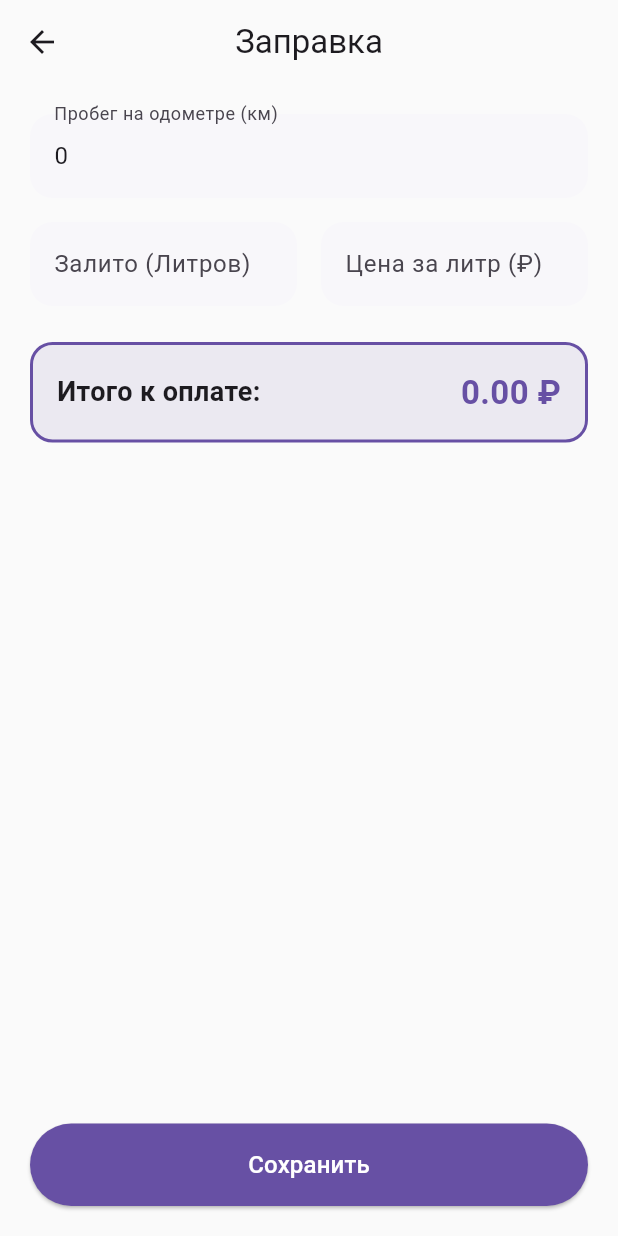
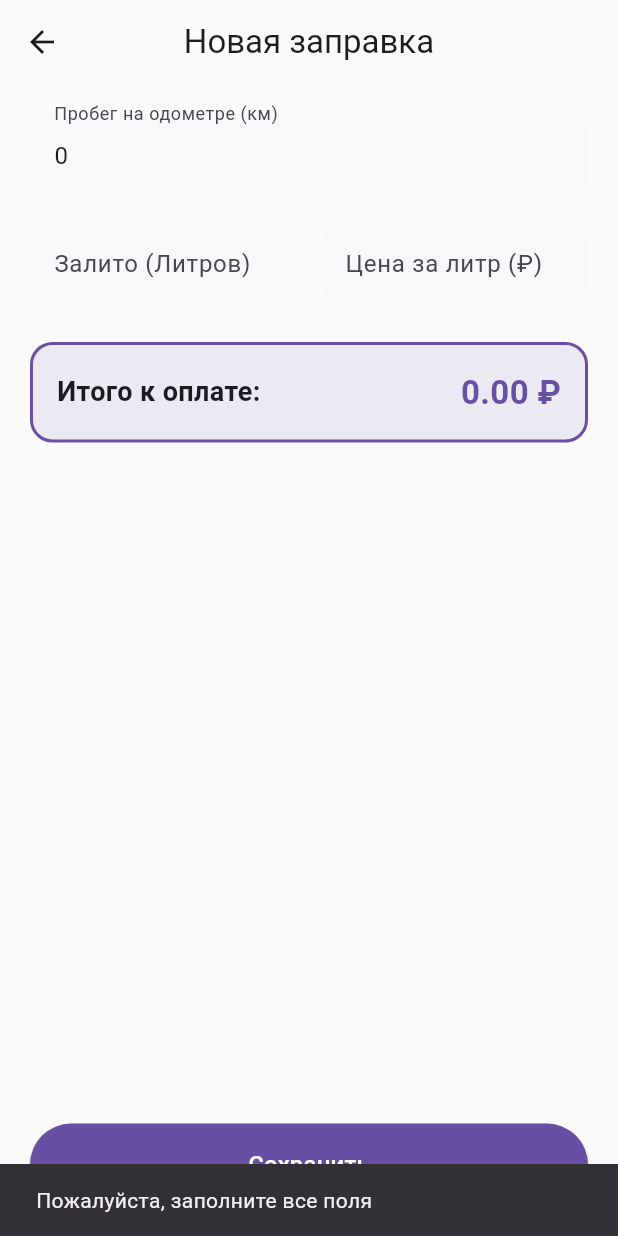
Before and after one commit to SFIRegret19/MotorLog, a Flutter app: the AddFuelScreen screen opened directly with empty values, after a tap on "Сохранить", on a phone screen of 412 x 824 dp. Run offline on Flutter 3.47's test engine with Material 3 defaults, Android fonts, the light colour scheme and no system bars; our stand-ins replace sqflite; accounts and stored records are empty.

Commit message:
Добавлена валидация пробега при заправке (если пробег меньше текущего, уведомление об ошибке)

```diff
--- a/motor_log/lib/presentation/screens/add_fuel_screen.dart
+++ b/motor_log/lib/presentation/screens/add_fuel_screen.dart
@@ -6,7 +6,7 @@ import '../../data/datasources/db_helper.dart';
 
 class AddFuelScreen extends StatefulWidget {
   final String vehicleId;
-  final int currentMileage; // Чтобы подсказывать пользователю текущий пробег
+  final int currentMileage;
 
   const AddFuelScreen({super.key, required this.vehicleId, required this.currentMileage});
 
@@ -24,7 +24,7 @@ class _AddFuelScreenState extends State<AddFuelScreen> {
   @override
   void initState() {
     super.initState();
-    // Подставляем текущий пробег по умолчанию
+    // Подставляем текущий пробег авто по умолчанию
     _odometerController = TextEditingController(text: widget.currentMileage.toString());
 
     // Слушатели для авто-расчета итоговой стоимости
@@ -41,13 +41,34 @@ class _AddFuelScreenState extends State<AddFuelScreen> {
   }
 
   void _saveFuelLog() async {
-    if (_litersController.text.isEmpty || _priceController.text.isEmpty || _odometerController.text.isEmpty) return;
+    // 1. Проверка на пустые поля
+    if (_litersController.text.isEmpty || _priceController.text.isEmpty || _odometerController.text.isEmpty) {
+      ScaffoldMessenger.of(context).showSnackBar(
+        const SnackBar(content: Text('Пожалуйста, заполните все поля')),
+      );
+      return;
+    }
 
+    final int inputOdometer = int.parse(_odometerController.text);
+
+    // --- 2. ВАЛИДАЦИЯ ПРОБЕГА (ТО, ЧТО ТЫ ПРОСИЛ) ---
+    if (inputOdometer < widget.currentMileage) {
+      ScaffoldMessenger.of(context).showSnackBar(
+        SnackBar(
+          content: Text('Ошибка! Пробег не может быть меньше текущего (${widget.currentMileage} км).'),
+          backgroundColor: Colors.redAccent,
+          duration: const Duration(seconds: 3),
+        ),
+      );
+      return; // Прерываем сохранение
+    }
+
+    // 3. Если всё ок, сохраняем в базу
     final log = FuelLog(
       id: const Uuid().v4(),
       vehicleId: widget.vehicleId,
       date: DateTime.now(),
-      odometer: int.parse(_odometerController.text),
+      odometer: inputOdometer,
       liters: double.parse(_litersController.text),
       pricePerLiter: double.parse(_priceController.text),
       totalCost: _totalCost,
@@ -57,15 +78,18 @@ class _AddFuelScreenState extends State<AddFuelScreen> {
 
     if (!mounted) return;
     ScaffoldMessenger.of(context).showSnackBar(
-      const SnackBar(content: Text('Заправка добавлена, данные авто обновлены!')),
+      const SnackBar(
+        content: Text('Заправка добавлена, данные авто обновлены!'),
+        backgroundColor: AppTheme.accentPurple,
+      ),
     );
-    Navigator.pop(context, true);
+    Navigator.pop(context, true); // Возвращаемся в гараж
   }
 
   @override
   Widget build(BuildContext context) {
     return Scaffold(
-      appBar: AppBar(title: const Text('Заправка')),
+      appBar: AppBar(title: const Text('Новая заправка')),
       body: Padding(
         padding: const EdgeInsets.all(20.0),
         child: Column(
@@ -94,7 +118,10 @@ class _AddFuelScreenState extends State<AddFuelScreen> {
                 mainAxisAlignment: MainAxisAlignment.spaceBetween,
                 children:[
                   const Text('Итого к оплате:', style: TextStyle(fontSize: 18, fontWeight: FontWeight.bold)),
-                  Text('${_totalCost.toStringAsFixed(2)} ₽', style: const TextStyle(fontSize: 22, fontWeight: FontWeight.bold, color: AppTheme.accentPurple)),
+                  Text(
+                    '${_totalCost.toStringAsFixed(2)} ₽',
+                    style: const TextStyle(fontSize: 22, fontWeight: FontWeight.bold, color: AppTheme.accentPurple)
+                  ),
                 ],
               ),
             ),
```
